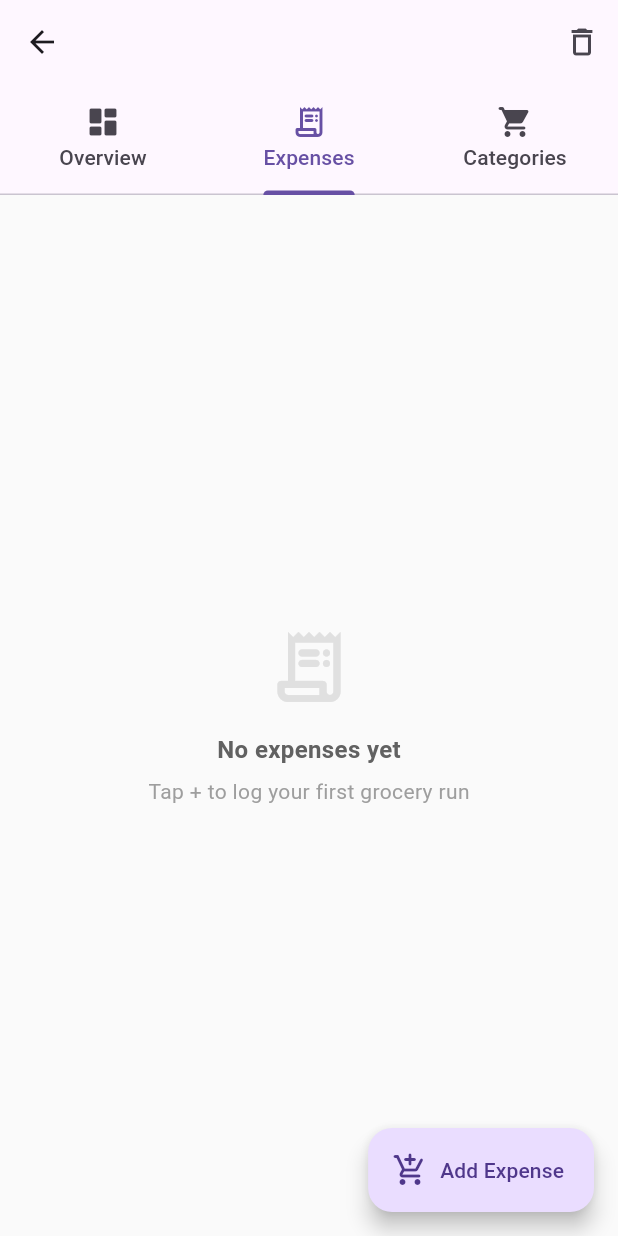
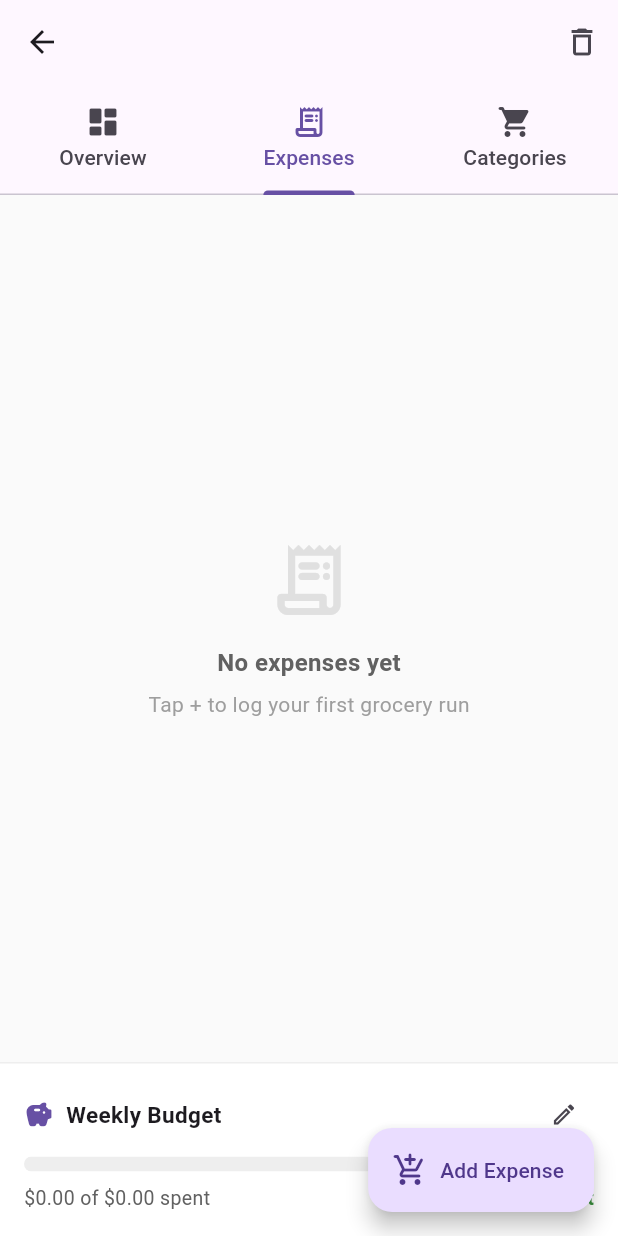
Before and after one commit to KasenS1230/CSC-4330---Project-3, a Flutter app: the DashboardScreen screen opened directly with empty values, tab 2 chosen, on a phone screen of 412 x 824 dp. Run offline on Flutter 3.47's test engine with Material 3 defaults, Android fonts, the phone set to English and light mode, and no system bars; our stand-ins replace shared_preferences; accounts and stored records are empty.

Commit message:
Added the budget system

```diff
--- a/lib/models/grocery_group.dart
+++ b/lib/models/grocery_group.dart
@@ -11,6 +11,11 @@ class GroceryGroup {
   final List<GroceryCategory> categories;
   final List<Expense> expenses;
 
+  // Budget the group has set for itself, e.g. "$200 weekly" or "$800 monthly".
+  // Null when the group hasn't configured a budget yet.
+  double? budgetAmount;
+  Period? budgetPeriod;
+
   GroceryGroup({
     required this.id,
     required this.name,
@@ -18,6 +23,8 @@ class GroceryGroup {
     required this.roommates,
     required this.categories,
     List<Expense>? expenses,
+    this.budgetAmount,
+    this.budgetPeriod,
   }) : expenses = expenses ?? [];
 
   Map<String, dynamic> toJson() => {
@@ -27,6 +34,8 @@ class GroceryGroup {
     'roommates': roommates.map((r) => r.toJson()).toList(),
     'categories': categories.map((c) => c.toJson()).toList(),
     'expenses': expenses.map((e) => e.toJson()).toList(),
+    'budgetAmount': budgetAmount,
+    'budgetPeriod': budgetPeriod?.name,
   };
 
   factory GroceryGroup.fromJson(Map<String, dynamic> json) => GroceryGroup(
@@ -36,5 +45,7 @@ class GroceryGroup {
     roommates: (json['roommates'] as List).map((r) => Roommate.fromJson(r)).toList(),
     categories: (json['categories'] as List).map((c) => GroceryCategory.fromJson(c)).toList(),
     expenses: (json['expenses'] as List).map((e) => Expense.fromJson(e)).toList(),
+    budgetAmount: (json['budgetAmount'] as num?)?.toDouble(),
+    budgetPeriod: json['budgetPeriod'] == null ? null : Period.values.byName(json['budgetPeriod']),
   );
 }
--- a/lib/screens/dashboard_screen.dart
+++ b/lib/screens/dashboard_screen.dart
@@ -7,6 +7,7 @@ import '../models/grocery_category.dart';
 import '../models/expense.dart';
 import '../utils/balance_calculator.dart';
 import '../widgets/add_expense_dialog.dart';
+import '../widgets/set_budget_dialog.dart';
 import '../services/group_storage.dart';
 
 class DashboardScreen extends StatefulWidget {
@@ -129,6 +130,26 @@ class _DashboardScreenState extends State<DashboardScreen>
           GroupStorage.saveGroup(widget.group);
           _showSnack('Expense added ✓');
         },
+      ),
+    );
+  }
+
+  void _setBudget(double amount, Period period) {
+    setState(() {
+      widget.group.budgetAmount = amount;
+      widget.group.budgetPeriod = period;
+    });
+    GroupStorage.saveGroup(widget.group);
+    _showSnack('Budget set ✓');
+  }
+
+  void _openSetBudgetDialog() {
+    showDialog(
+      context: context,
+      builder: (_) => SetBudgetDialog(
+        initialAmount: widget.group.budgetAmount,
+        initialPeriod: widget.group.budgetPeriod ?? Period.weekly,
+        onSave: _setBudget,
       ),
     );
   }
@@ -302,8 +323,8 @@ class _DashboardScreenState extends State<DashboardScreen>
   Widget _buildExpensesTab() {
     final expenses = widget.group.expenses;
 
-    if (expenses.isEmpty) {
-      return Center(
+    final Widget listArea = expenses.isEmpty
+        ? Center(
             child: Padding(
               padding: const EdgeInsets.all(32),
               child: Column(
@@ -317,10 +338,8 @@ class _DashboardScreenState extends State<DashboardScreen>
                 ],
               ),
             ),
-      );
-    }
-
-    return ListView.builder(
+          )
+        : ListView.builder(
             padding: const EdgeInsets.fromLTRB(16, 16, 16, 96),
             itemCount: expenses.length + 1,
             itemBuilder: (context, index) {
@@ -389,6 +408,121 @@ class _DashboardScreenState extends State<DashboardScreen>
                 ),
               );
             },
+          );
+
+    // The budget summary sits in a fixed footer beneath the scrollable list,
+    // so it stays visible (and editable) no matter how far the user scrolls.
+    return Column(
+      children: [
+        Expanded(child: listArea),
+        _buildBudgetBar(expenses),
+      ],
+    );
+  }
+
+  // ---------- Budget summary (footer of the Expenses tab) ----------
+  Widget _buildBudgetBar(List<Expense> expenses) {
+    final group = widget.group;
+    final total = expenses.fold<double>(0, (sum, e) => sum + e.amount);
+    final hasBudget = group.budgetAmount != null && group.budgetPeriod != null;
+
+    if (!hasBudget) {
+      return Container(
+        padding: const EdgeInsets.fromLTRB(16, 14, 16, 16),
+        decoration: BoxDecoration(
+          color: Colors.white,
+          border: Border(top: BorderSide(color: Colors.grey.shade200)),
+        ),
+        child: Column(
+          crossAxisAlignment: CrossAxisAlignment.stretch,
+          mainAxisSize: MainAxisSize.min,
+          children: [
+            FilledButton.icon(
+              onPressed: _openSetBudgetDialog,
+              icon: const Icon(Icons.add),
+              label: const Text('Set Budget'),
+            ),
+            const SizedBox(height: 10),
+            Row(
+              children: [
+                Icon(Icons.savings_outlined, color: Colors.grey.shade500, size: 18),
+                const SizedBox(width: 8),
+                Expanded(
+                  child: Text(
+                    'No budget set for this group',
+                    style: TextStyle(color: Colors.grey.shade700, fontWeight: FontWeight.w500),
+                  ),
+                ),
+              ],
+            ),
+          ],
+        ),
+      );
+    }
+
+    final amount = group.budgetAmount!;
+    final periodLabel = group.budgetPeriod == Period.weekly ? 'Weekly' : 'Monthly';
+    final fraction = amount == 0 ? 0.0 : (total / amount).clamp(0.0, 1.0);
+    final over = total > amount;
+    final remaining = amount - total;
+    final barColor = over
+        ? Colors.red
+        : (fraction > 0.85 ? Colors.orange.shade700 : Theme.of(context).colorScheme.primary);
+
+    return Container(
+      padding: const EdgeInsets.fromLTRB(16, 14, 16, 16),
+      decoration: BoxDecoration(
+        color: Colors.white,
+        border: Border(top: BorderSide(color: Colors.grey.shade200)),
+      ),
+      child: Column(
+        crossAxisAlignment: CrossAxisAlignment.start,
+        mainAxisSize: MainAxisSize.min,
+        children: [
+          Row(
+            children: [
+              Icon(Icons.savings_rounded, color: barColor, size: 20),
+              const SizedBox(width: 8),
+              Text('$periodLabel Budget', style: const TextStyle(fontWeight: FontWeight.bold, fontSize: 15)),
+              const Spacer(),
+              IconButton(
+                visualDensity: VisualDensity.compact,
+                icon: const Icon(Icons.edit_outlined, size: 18),
+                tooltip: 'Edit budget',
+                onPressed: _openSetBudgetDialog,
+              ),
+            ],
+          ),
+          const SizedBox(height: 8),
+          ClipRRect(
+            borderRadius: BorderRadius.circular(8),
+            child: LinearProgressIndicator(
+              value: fraction,
+              minHeight: 10,
+              backgroundColor: Colors.grey.shade200,
+              color: barColor,
+            ),
+          ),
+          const SizedBox(height: 8),
+          Row(
+            mainAxisAlignment: MainAxisAlignment.spaceBetween,
+            children: [
+              Text(
+                '\$${total.toStringAsFixed(2)} of \$${amount.toStringAsFixed(2)} spent',
+                style: TextStyle(fontSize: 13, color: Colors.grey.shade700),
+              ),
+              Text(
+                over ? 'Over by \$${(-remaining).toStringAsFixed(2)}' : '\$${remaining.toStringAsFixed(2)} left',
+                style: TextStyle(
+                  fontSize: 13,
+                  fontWeight: FontWeight.w600,
+                  color: over ? Colors.red : Colors.green.shade700,
+                ),
+              ),
+            ],
+          ),
+        ],
+      ),
     );
   }
 
```
Also changed, not shown: lib/widgets/set_budget_dialog.dart (added, +77 -0 lines). Lines whose indentation alone changed are shown as unchanged.
